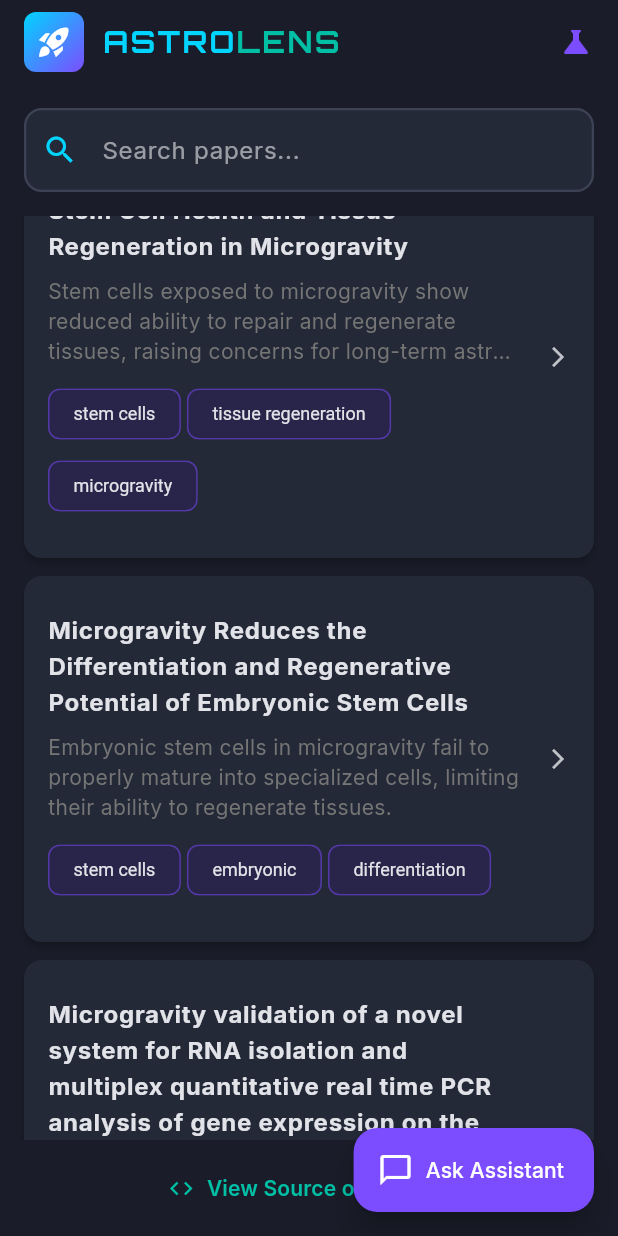
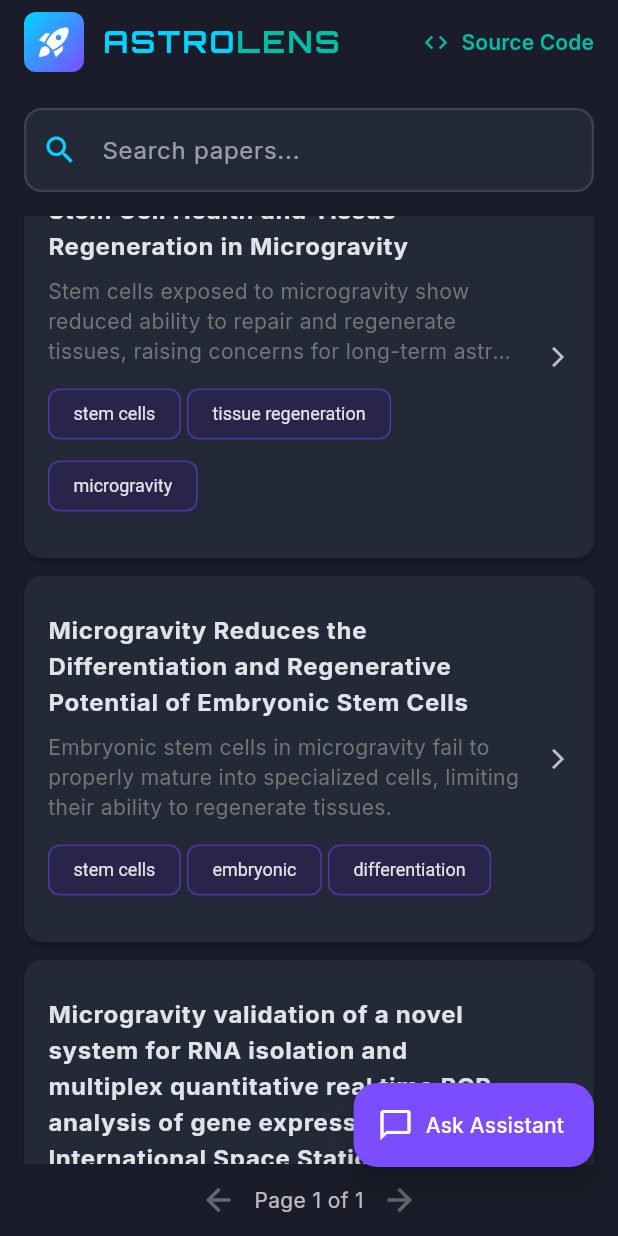
Before and after one commit to MAyman007/AstroLens, a Flutter app: the screen it shows after launch, scrolled down 576 dp, on a phone screen of 412 x 824 dp. Run offline on Flutter 3.47's test engine with Material 3 defaults, Android fonts, the light colour scheme and no system bars; our stand-ins replace google_fonts.

Commit message:
minor changes

```diff
--- a/lib/pages/home_page.dart
+++ b/lib/pages/home_page.dart
@@ -20,6 +20,8 @@ class _HomePageState extends State<HomePage> {
   bool isLoading = true;
   String? errorMessage;
   final TextEditingController searchController = TextEditingController();
+  int _currentPage = 0;
+  final int _papersPerPage = 30;
 
   @override
   void initState() {
@@ -49,6 +51,13 @@ class _HomePageState extends State<HomePage> {
     }
   }
 
+  int get _currentStartIndex => _currentPage * _papersPerPage;
+
+  int get _currentEndIndex =>
+      (_currentPage + 1) * _papersPerPage < filteredPapers.length
+      ? (_currentPage + 1) * _papersPerPage
+      : filteredPapers.length;
+
   void _onSearchChanged(String query) {
     setState(() {
       if (query.isEmpty) {
@@ -67,6 +76,7 @@ class _HomePageState extends State<HomePage> {
             .toList();
       }
     });
+    _currentPage = 0; // Reset to first page on new search
   }
 
   Future<void> _launchGitHub() async {
@@ -175,14 +185,25 @@ class _HomePageState extends State<HomePage> {
                 ),
               ),
             ),
-          // Additional futuristic element
-          Container(
-            margin: const EdgeInsets.only(right: 16.0),
-            child: const Icon(
-              Icons.science,
-              color: Color(0xFF7C4DFF), // Electric Purple
+          TextButton.icon(
+            onPressed: _launchGitHub,
+            icon: const Icon(Icons.code, color: Color(0xFF00BFA5)),
+            label: const Text(
+              'Source Code',
+              style: TextStyle(
+                color: Color(0xFF00BFA5),
+                fontWeight: FontWeight.w600,
               ),
             ),
+          ),
+          // Additional futuristic element
+          // Container(
+          //   margin: const EdgeInsets.only(right: 16.0),
+          //   child: const Icon(
+          //     Icons.science,
+          //     color: Color(0xFF7C4DFF), // Electric Purple
+          //   ),
+          // ),
         ],
       ),
       body: Column(
@@ -252,26 +273,39 @@ class _HomePageState extends State<HomePage> {
             const SizedBox(height: 8),
           // Content Area
           Expanded(child: _buildContent()),
-          // Footer with View Source link
-          Padding(
-            padding: const EdgeInsets.symmetric(vertical: 8.0),
-            child: Center(
-              child: TextButton.icon(
-                onPressed: _launchGitHub,
-                icon: const Icon(Icons.code, color: Color(0xFF00BFA5)),
-                label: const Text(
-                  'View Source on GitHub',
-                  style: TextStyle(
-                    color: Color(0xFF00BFA5),
-                    fontWeight: FontWeight.w600,
+          Row(
+            mainAxisAlignment: MainAxisAlignment.center,
+            children: [
+              IconButton(
+                icon: const Icon(Icons.arrow_back),
+                onPressed: _currentPage > 0
+                    ? () {
+                        setState(() {
+                          _currentPage--;
+                        });
+                      }
+                    : null,
               ),
+              Text(
+                'Page ${_currentPage + 1} of ${((filteredPapers.length + _papersPerPage - 1) / _papersPerPage).floor()}',
               ),
-              ),
-            ),
+              IconButton(
+                icon: const Icon(Icons.arrow_forward),
+                onPressed: _currentEndIndex < filteredPapers.length
+                    ? () {
+                        setState(() {
+                          _currentPage++;
+                        });
+                      }
+                    : null,
               ),
             ],
           ),
-      floatingActionButton: FloatingActionButton.extended(
+        ],
+      ),
+      floatingActionButton: Padding(
+        padding: EdgeInsetsGeometry.fromLTRB(0, 0, 0, 30),
+        child: FloatingActionButton.extended(
           onPressed: () {
             Navigator.of(
               context,
@@ -282,6 +316,7 @@ class _HomePageState extends State<HomePage> {
           icon: const Icon(Icons.chat_bubble_outline),
           label: const Text('Ask Assistant'),
           elevation: 8,
+        ),
       ),
     );
   }
@@ -336,10 +371,10 @@ class _HomePageState extends State<HomePage> {
     }
 
     return ListView.builder(
-      itemCount: filteredPapers.length,
+      itemCount: _currentEndIndex - _currentStartIndex,
       padding: const EdgeInsets.symmetric(horizontal: 16.0),
       itemBuilder: (context, index) {
-        final paper = filteredPapers[index];
+        final paper = filteredPapers[index + _currentStartIndex];
         return Card(
           margin: const EdgeInsets.only(bottom: 12.0),
           elevation: 2,
```
Also changed, not shown: 4 other files. Lines whose indentation alone changed are shown as unchanged.
